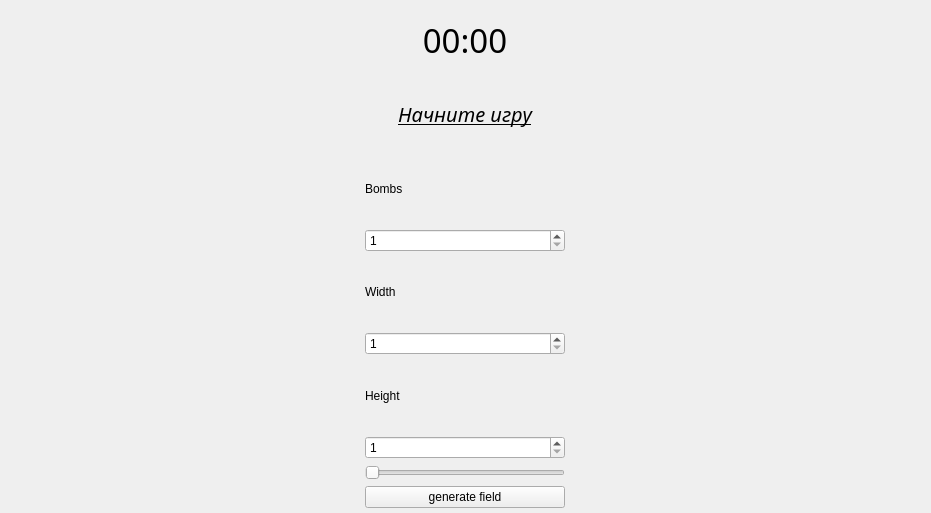
mrtokii/sweep-hard, file mainwindow.ui: the form before one commit.
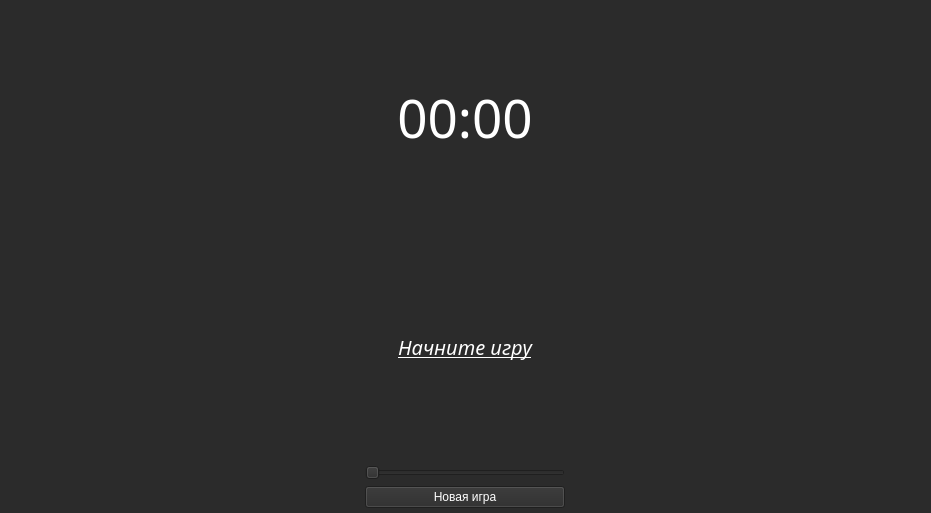
The form after the commit.

Patch:
```diff
--- a/mainwindow.ui
+++ b/mainwindow.ui
@@ -11,7 +11,10 @@
    </rect>
   </property>
   <property name="windowTitle">
-   <string>MainWindow</string>
+   <string>Minesweeper</string>
+  </property>
+  <property name="styleSheet">
+   <string notr="true">background-color: rgb(43, 43, 43);</string>
   </property>
   <widget class="QWidget" name="centralWidget">
    <layout class="QHBoxLayout" name="horizontalLayout">
@@ -31,7 +34,7 @@
      <layout class="QHBoxLayout" name="fieldPlace"/>
     </item>
     <item>
-     <layout class="QVBoxLayout" name="sidePanel" stretch="0,0,0,0,0,0,0,0,0,0">
+     <layout class="QVBoxLayout" name="sidePanel" stretch="0,0,0,0">
       <property name="sizeConstraint">
        <enum>QLayout::SetMinimumSize</enum>
       </property>
@@ -52,13 +55,13 @@
         <property name="font">
          <font>
           <family>Segoe UI Light</family>
-          <pointsize>25</pointsize>
+          <pointsize>40</pointsize>
           <weight>50</weight>
           <bold>false</bold>
          </font>
         </property>
         <property name="styleSheet">
-         <string notr="true"/>
+         <string notr="true">color: rgb(255, 255, 255);</string>
         </property>
         <property name="text">
          <string>00:00</string>
@@ -95,6 +98,9 @@
           <kerning>true</kerning>
          </font>
         </property>
+        <property name="styleSheet">
+         <string notr="true">color: rgb(255, 255, 255);</string>
+        </property>
         <property name="text">
          <string>Начните игру</string>
         </property>
@@ -103,120 +109,6 @@
         </property>
        </widget>
       </item>
-      <item>
-       <widget class="QLabel" name="label_6">
-        <property name="sizePolicy">
-         <sizepolicy hsizetype="Fixed" vsizetype="Preferred">
-          <horstretch>0</horstretch>
-          <verstretch>0</verstretch>
-         </sizepolicy>
-        </property>
-        <property name="maximumSize">
-         <size>
-          <width>200</width>
-          <height>16777215</height>
-         </size>
-        </property>
-        <property name="text">
-         <string>Bombs</string>
-        </property>
-       </widget>
-      </item>
-      <item>
-       <widget class="QSpinBox" name="spinBoxBombs">
-        <property name="sizePolicy">
-         <sizepolicy hsizetype="Fixed" vsizetype="Fixed">
-          <horstretch>0</horstretch>
-          <verstretch>0</verstretch>
-         </sizepolicy>
-        </property>
-        <property name="maximumSize">
-         <size>
-          <width>200</width>
-          <height>16777215</height>
-         </size>
-        </property>
-        <property name="minimum">
-         <number>1</number>
-        </property>
-       </widget>
-      </item>
-      <item>
-       <widget class="QLabel" name="label_4">
-        <property name="sizePolicy">
-         <sizepolicy hsizetype="Fixed" vsizetype="Preferred">
-          <horstretch>0</horstretch>
-          <verstretch>0</verstretch>
-         </sizepolicy>
-        </property>
-        <property name="maximumSize">
-         <size>
-          <width>200</width>
-          <height>16777215</height>
-         </size>
-        </property>
-        <property name="text">
-         <string>Width</string>
-        </property>
-       </widget>
-      </item>
-      <item>
-       <widget class="QSpinBox" name="spinBoxWidth">
-        <property name="sizePolicy">
-         <sizepolicy hsizetype="Fixed" vsizetype="Fixed">
-          <horstretch>0</horstretch>
-          <verstretch>0</verstretch>
-         </sizepolicy>
-        </property>
-        <property name="maximumSize">
-         <size>
-          <width>200</width>
-          <height>16777215</height>
-         </size>
-        </property>
-        <property name="minimum">
-         <number>1</number>
-        </property>
-       </widget>
-      </item>
-      <item>
-       <widget class="QLabel" name="label_5">
-        <property name="sizePolicy">
-         <sizepolicy hsizetype="Fixed" vsizetype="Preferred">
-          <horstretch>0</horstretch>
-          <verstretch>0</verstretch>
-         </sizepolicy>
-        </property>
-        <property name="maximumSize">
-         <size>
-          <width>200</width>
-          <height>16777215</height>
-         </size>
-        </property>
-        <property name="text">
-         <string>Height</string>
-        </property>
-       </widget>
-      </item>
-      <item>
-       <widget class="QSpinBox" name="spinBoxHeight">
-        <property name="sizePolicy">
-         <sizepolicy hsizetype="Fixed" vsizetype="Fixed">
-          <horstretch>0</horstretch>
-          <verstretch>0</verstretch>
-         </sizepolicy>
-        </property>
-        <property name="maximumSize">
-         <size>
-          <width>200</width>
-          <height>16777215</height>
-         </size>
-        </property>
-        <property name="minimum">
-         <number>1</number>
-        </property>
-       </widget>
-      </item>
       <item>
        <widget class="QSlider" name="difficultySlider">
         <property name="sizePolicy">
@@ -256,8 +148,11 @@
           <height>16777215</height>
          </size>
         </property>
+        <property name="styleSheet">
+         <string notr="true">color: rgb(255, 255, 255);</string>
+        </property>
         <property name="text">
-         <string>generate field</string>
+         <string>Новая игра</string>
         </property>
        </widget>
       </item>
```
